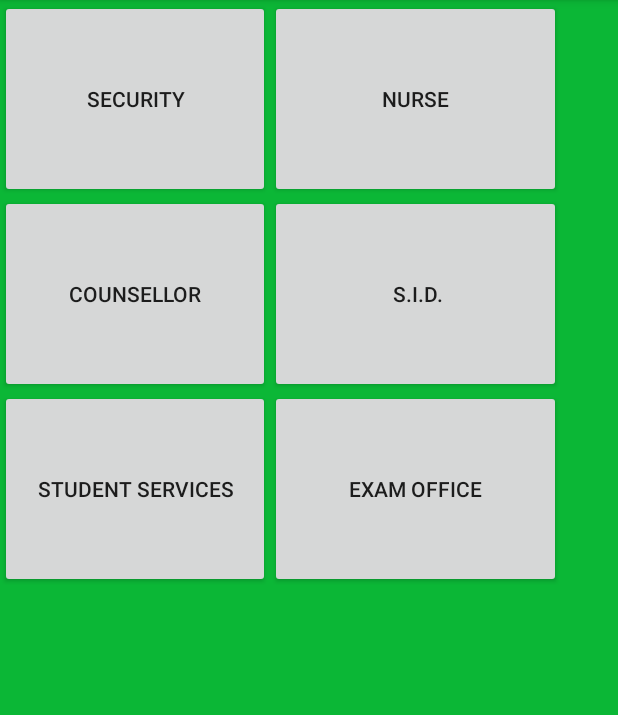
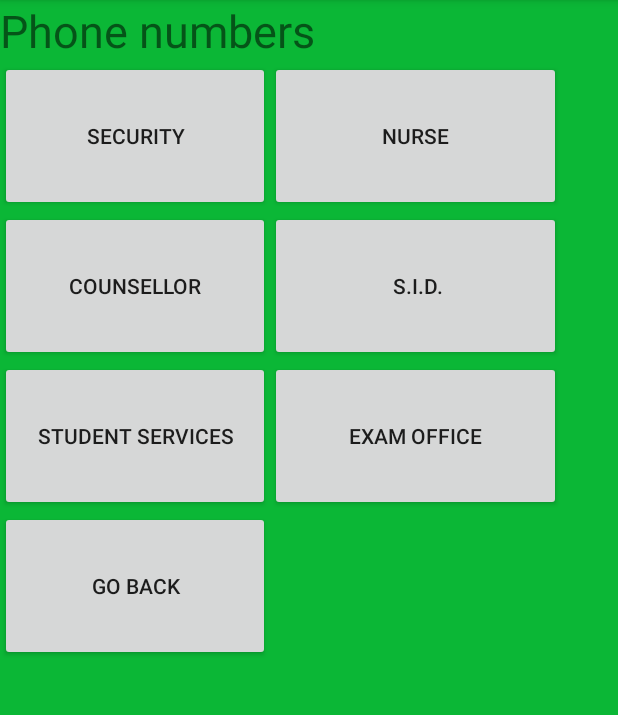
Before and after one commit to AndrewSherlock/Student-Andriod-Application, an Android app: the Phone screen opened directly, with no data from a screen before it, on a phone screen of 412 x 824 dp, the part 84-799 px from its top. Run offline under Robolectric (Android 15) with nearby library versions, the phone set to English and light mode, and no system bars.

Commit message:
Put in a back button to go back to main

```diff
--- a/app/src/main/java/itbstudentapp/com/itbstudentapp/Phone.java
+++ b/app/src/main/java/itbstudentapp/com/itbstudentapp/Phone.java
@@ -12,7 +12,7 @@ import android.view.View;
 import android.widget.Button;
 
 
-public class Phone extends AppCompatActivity {
+public class Phone extends AppCompatActivity implements View.OnClickListener {
 
     private Button securityButt;
     private Button nurseButt;
@@ -20,6 +20,7 @@ public class Phone extends AppCompatActivity {
     private Button SidButt;
     private Button ServicesButt;
     private Button ExamButt;
+    private Button BackButt;
 
 
     @Override
@@ -33,6 +34,11 @@ public class Phone extends AppCompatActivity {
         SidButt = (Button) findViewById(R.id.buttonSid);
         ServicesButt = (Button) findViewById(R.id.buttonService);
         ExamButt =  (Button) findViewById(R.id.buttonExam);
+
+
+        BackButt =  (Button) findViewById(R.id.home);
+        BackButt.setOnClickListener(this);
+
 
         securityButt.setOnClickListener(new View.OnClickListener() {
             public void onClick(View arg0) {
@@ -84,5 +90,13 @@ public class Phone extends AppCompatActivity {
             }
         });
 
+
+    }
+    public void onClick(View view) {
+        switch (view.getId()) {
+            case R.id.home:
+                startActivity(new Intent(this, MainActivity.class));
+                break;
+        }
     }
 }
--- a/app/src/main/res/layout/activity_phone.xml
+++ b/app/src/main/res/layout/activity_phone.xml
@@ -7,25 +7,20 @@
     tools:context="itbstudentapp.com.itbstudentapp.Phone"
     android:background="#0bb736">
 
-    <!--<GridLayout-->
-        <!--android:layout_width="match_parent"-->
-        <!--android:layout_height="match_parent"-->
-        <!--android:orientation="vertical"-->
-       <!--/>-->
 
 
 
-    <GridLayout
-        android:layout_width="wrap_content"
-        android:layout_height="448dp"
-        android:orientation="horizontal"
-        tools:layout_editor_absoluteX= "0dp"
-        tools:layout_editor_absoluteY="63dp">
+    <!--<GridLayout-->
+        <!--android:layout_width="wrap_content"-->
+        <!--android:layout_height="448dp"-->
+        <!--android:orientation="horizontal"-->
+        <!--tools:layout_editor_absoluteX= "0dp"-->
+        <!--tools:layout_editor_absoluteY="63dp">-->
 
 
 
 
-    </GridLayout>
+    <!--</GridLayout>-->
 
 
 
@@ -35,14 +30,19 @@
         android:layout_height="match_parent"
         android:orientation="vertical"
         >
+        <TextView
+            android:layout_width="fill_parent"
+            android:layout_height="wrap_content"
+            android:text="Phone numbers"
+            android:textSize="30sp"/>
         <GridLayout
             android:layout_width="match_parent"
-            android:layout_height="130sp"
+            android:layout_height="100sp"
             android:orientation="horizontal">
 
             <Button
                 android:layout_width="180sp"
-                android:layout_height="132sp"
+                android:layout_height="100sp"
                 android:width="30sp"
                 android:text="Security"
                 android:id="@+id/buttonSecurity"
@@ -50,7 +50,7 @@
 
             <Button
                 android:layout_width="194sp"
-                android:layout_height="132sp"
+                android:layout_height="100sp"
                 android:width="30sp"
                 android:text="Nurse"
                 android:id="@+id/buttonNurse"
@@ -59,12 +59,12 @@
 
         <GridLayout
             android:layout_width="match_parent"
-            android:layout_height="130sp"
+            android:layout_height="100dp"
             android:orientation="horizontal">
 
             <Button
                 android:layout_width="180sp"
-                android:layout_height="132sp"
+                android:layout_height="100sp"
                 android:width="30sp"
                 android:text="Counsellor"
                 android:id="@+id/buttonCounsellor"
@@ -72,7 +72,7 @@
 
             <Button
                 android:layout_width="194sp"
-                android:layout_height="132sp"
+                android:layout_height="100sp"
                 android:width="30sp"
                 android:text=" S.I.D."
                 android:id="@+id/buttonSid"
@@ -81,12 +81,12 @@
 
         <GridLayout
             android:layout_width="match_parent"
-            android:layout_height="130dp"
+            android:layout_height="100dp"
             android:orientation="horizontal">
 
             <Button
                 android:layout_width="180dp"
-                android:layout_height="132dp"
+                android:layout_height="100dp"
                 android:width="30dp"
                 android:text="student services"
                 android:id="@+id/buttonService"
@@ -94,25 +94,25 @@
 
             <Button
                 android:layout_width="194dp"
-                android:layout_height="132dp"
+                android:layout_height="100dp"
                 android:width="30dp"
                 android:text="Exam Office"
                 android:id="@+id/buttonExam"
                 />
         </GridLayout>
 
-        <!--<GridLayout-->
-            <!--android:layout_width="match_parent"-->
-            <!--android:layout_height="130dp"-->
-            <!--android:orientation="horizontal">-->
+        <GridLayout
+            android:layout_width="match_parent"
+            android:layout_height="100dp"
+            android:orientation="horizontal">
 
-            <!--<Button-->
-                <!--android:layout_width="180dp"-->
-                <!--android:layout_height="132dp"-->
-                <!--android:width="30dp"-->
-                <!--android:text=""-->
-                <!--android:id=""-->
-                <!--/>-->
+            <Button
+                android:layout_width="180dp"
+                android:layout_height="100dp"
+                android:width="30dp"
+                android:text="Go Back"
+                android:id="@+id/home"
+                />
 
             <!--<Button-->
                 <!--android:layout_width="194dp"-->
@@ -121,7 +121,7 @@
                 <!--android:text=""-->
                 <!--android:id=""-->
                 <!--/>-->
-        <!--</GridLayout>-->
+        </GridLayout>
     </GridLayout>
 
 </android.support.constraint.ConstraintLayout>
```
